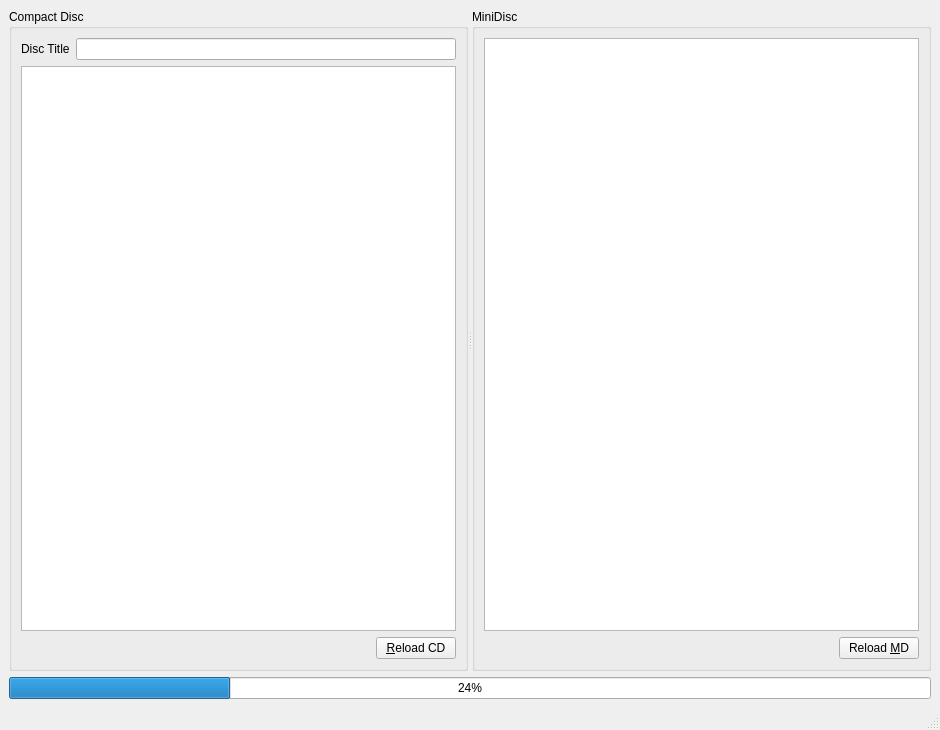
Qt form mainwindow.ui (Jo2003/cd2netmd_gui) before a commit.
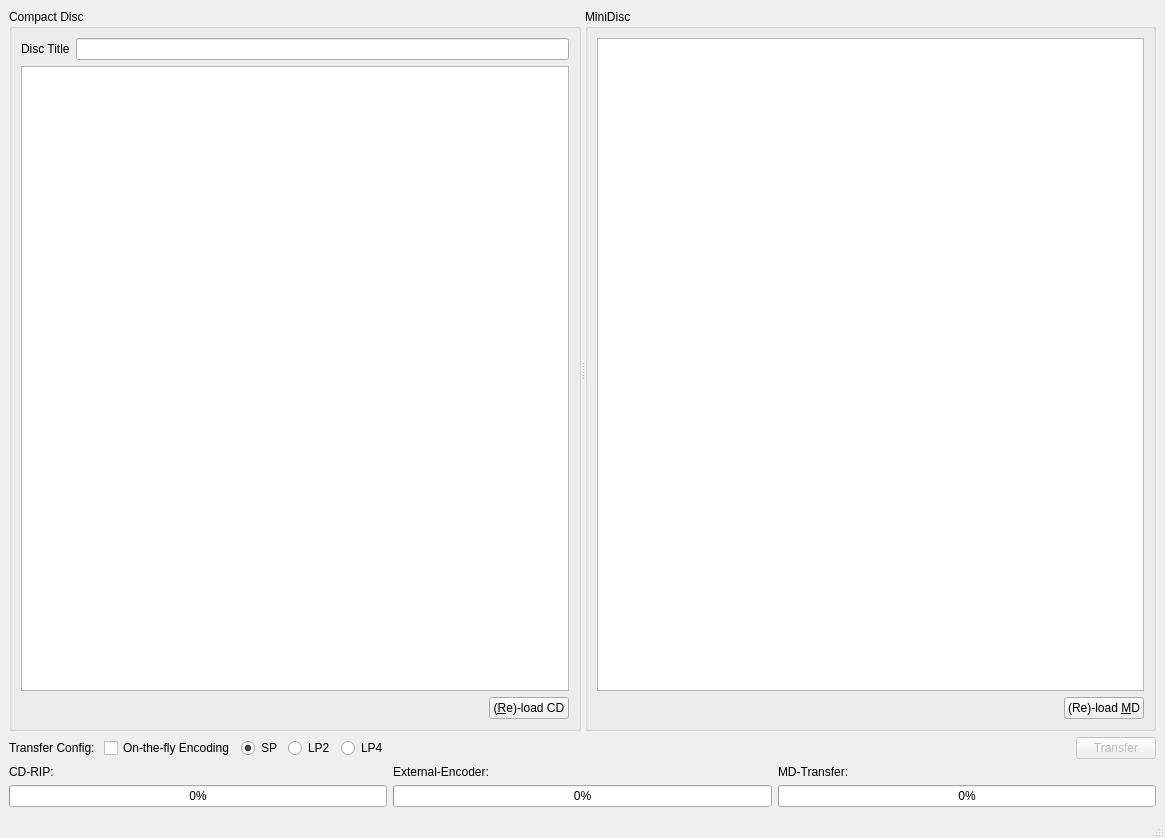
The same form after that commit. Icons and pictures are not drawn. Custom widgets are drawn as their Qt base class.

Commit message: transfer is now working

What changed in the file:
```diff
--- a/mainwindow.ui
+++ b/mainwindow.ui
@@ -6,8 +6,8 @@
    <rect>
     <x>0</x>
     <y>0</y>
-    <width>940</width>
-    <height>730</height>
+    <width>1165</width>
+    <height>838</height>
    </rect>
   </property>
   <property name="windowTitle">
@@ -18,7 +18,7 @@
     <normaloff>:/main/md</normaloff>:/main/md</iconset>
   </property>
   <widget class="QWidget" name="centralwidget">
-   <layout class="QVBoxLayout" name="verticalLayout">
+   <layout class="QVBoxLayout" name="verticalLayout" stretch="20,1,1">
     <item>
      <widget class="QSplitter" name="splitter">
       <property name="orientation">
@@ -51,6 +51,12 @@
           <property name="alternatingRowColors">
            <bool>true</bool>
           </property>
+          <property name="selectionMode">
+           <enum>QAbstractItemView::ExtendedSelection</enum>
+          </property>
+          <property name="selectionBehavior">
+           <enum>QAbstractItemView::SelectRows</enum>
+          </property>
          </widget>
         </item>
         <item>
@@ -71,7 +77,7 @@
           <item>
            <widget class="QPushButton" name="pushInitCD">
             <property name="text">
-             <string>&amp;Reload CD</string>
+             <string>(&amp;Re)-load CD</string>
             </property>
            </widget>
           </item>
@@ -107,9 +113,9 @@
            </spacer>
           </item>
           <item>
-           <widget class="QPushButton" name="pushButton">
+           <widget class="QPushButton" name="pushLoadMD">
             <property name="text">
-             <string>Reload &amp;MD</string>
+             <string>(Re)-load &amp;MD</string>
             </property>
            </widget>
           </item>
@@ -120,11 +126,143 @@
      </widget>
     </item>
     <item>
-     <widget class="QProgressBar" name="progressBar">
-      <property name="value">
-       <number>24</number>
-      </property>
-     </widget>
+     <layout class="QHBoxLayout" name="horizontalLayout_4">
+      <item>
+       <widget class="QLabel" name="label_3">
+        <property name="text">
+         <string>Transfer Config: </string>
+        </property>
+       </widget>
+      </item>
+      <item>
+       <widget class="QCheckBox" name="checkOTFEnc">
+        <property name="text">
+         <string>On-the-fly Encoding</string>
+        </property>
+       </widget>
+      </item>
+      <item>
+       <widget class="QRadioButton" name="radioSP">
+        <property name="text">
+         <string>SP</string>
+        </property>
+        <property name="checked">
+         <bool>true</bool>
+        </property>
+        <attribute name="buttonGroup">
+         <string notr="true">radioGroup</string>
+        </attribute>
+       </widget>
+      </item>
+      <item>
+       <widget class="QRadioButton" name="radioLP2">
+        <property name="text">
+         <string>LP2</string>
+        </property>
+        <attribute name="buttonGroup">
+         <string notr="true">radioGroup</string>
+        </attribute>
+       </widget>
+      </item>
+      <item>
+       <widget class="QRadioButton" name="radioLP4">
+        <property name="text">
+         <string>LP4</string>
+        </property>
+        <attribute name="buttonGroup">
+         <string notr="true">radioGroup</string>
+        </attribute>
+       </widget>
+      </item>
+      <item>
+       <spacer name="horizontalSpacer_3">
+        <property name="orientation">
+         <enum>Qt::Horizontal</enum>
+        </property>
+        <property name="sizeHint" stdset="0">
+         <size>
+          <width>40</width>
+          <height>20</height>
+         </size>
+        </property>
+       </spacer>
+      </item>
+      <item>
+       <widget class="QLabel" name="labAnimation">
+        <property name="text">
+         <string/>
+        </property>
+       </widget>
+      </item>
+      <item>
+       <widget class="QPushButton" name="pushTransfer">
+        <property name="enabled">
+         <bool>false</bool>
+        </property>
+        <property name="text">
+         <string>Transfer</string>
+        </property>
+       </widget>
+      </item>
+     </layout>
+    </item>
+    <item>
+     <layout class="QHBoxLayout" name="horizontalLayout_8">
+      <item>
+       <layout class="QVBoxLayout" name="verticalLayout_4">
+        <item>
+         <widget class="QLabel" name="labelCDRip">
+          <property name="text">
+           <string>CD-RIP:</string>
+          </property>
+         </widget>
+        </item>
+        <item>
+         <widget class="QProgressBar" name="progressRip">
+          <property name="value">
+           <number>0</number>
+          </property>
+         </widget>
+        </item>
+       </layout>
+      </item>
+      <item>
+       <layout class="QVBoxLayout" name="verticalLayout_5">
+        <item>
+         <widget class="QLabel" name="labelExtEnc">
+          <property name="text">
+           <string>External-Encoder:</string>
+          </property>
+         </widget>
+        </item>
+        <item>
+         <widget class="QProgressBar" name="progressExtEnc">
+          <property name="value">
+           <number>0</number>
+          </property>
+         </widget>
+        </item>
+       </layout>
+      </item>
+      <item>
+       <layout class="QVBoxLayout" name="verticalLayout_6">
+        <item>
+         <widget class="QLabel" name="labMDTransfer">
+          <property name="text">
+           <string>MD-Transfer:</string>
+          </property>
+         </widget>
+        </item>
+        <item>
+         <widget class="QProgressBar" name="progressMDTransfer">
+          <property name="value">
+           <number>0</number>
+          </property>
+         </widget>
+        </item>
+       </layout>
+      </item>
+     </layout>
     </item>
    </layout>
   </widget>
@@ -133,7 +271,7 @@
     <rect>
      <x>0</x>
      <y>0</y>
-     <width>940</width>
+     <width>1165</width>
      <height>26</height>
     </rect>
    </property>
```
Left out of the diff: 3 changed lines with no effect on the pictures. The commit also changes 14 other files.
